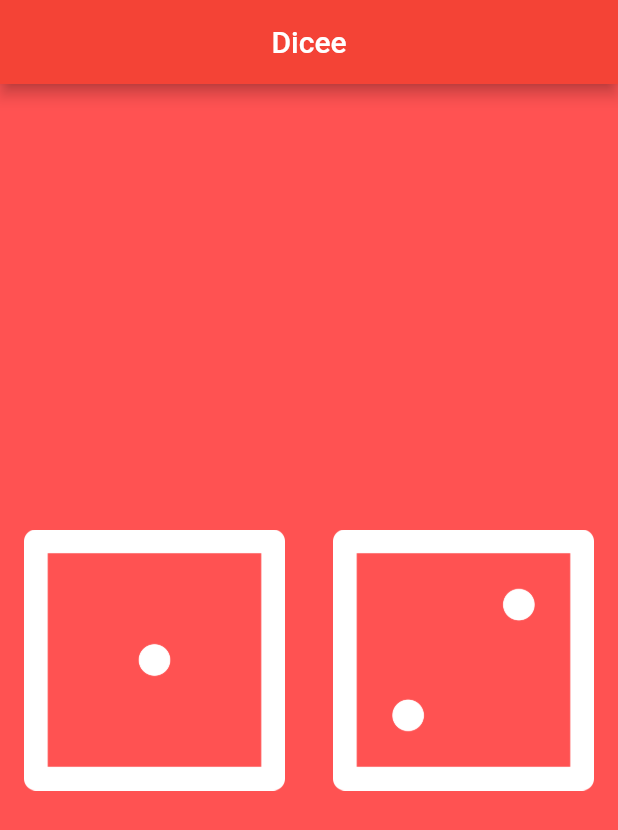
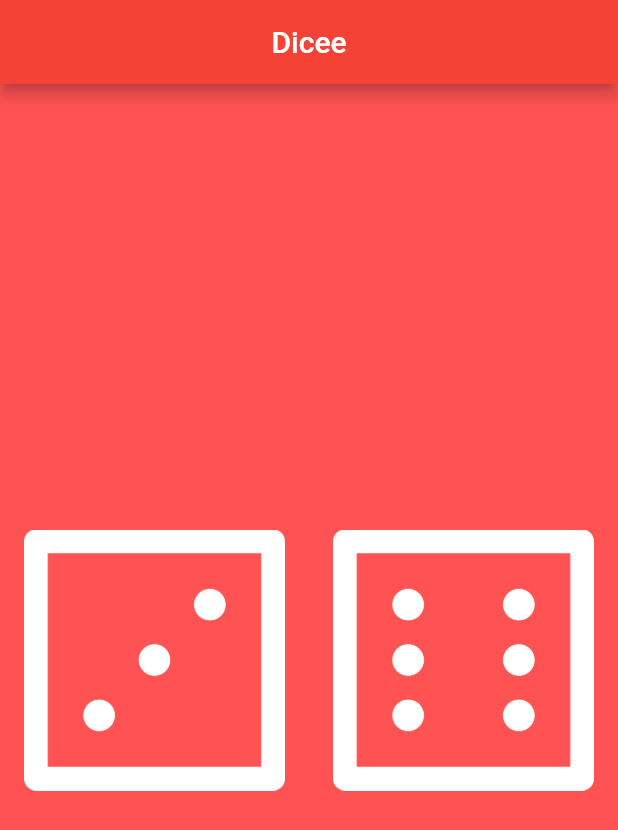
Before and after one commit to kartikderasari/Dicee-Application, a Flutter app: the screen it shows after launch, on a phone screen of 412 x 824 dp. Shown: the top 830 px of the screen. Run offline on Flutter 3.47's test engine with Material 2 defaults, Android fonts, the phone set to English and light mode, and no system bars.

Commit message:
dicee-app-completed

```diff
--- a/lib/main.dart
+++ b/lib/main.dart
@@ -1,4 +1,5 @@
 import 'package:flutter/material.dart';
+import 'dart:math';
 
 void main() {
   return runApp(
@@ -15,7 +16,20 @@ void main() {
   );
 }
 
-class DicePage extends StatelessWidget {
+class DicePage extends StatefulWidget {
+  @override
+  _DicePageState createState() => _DicePageState();
+}
+
+class _DicePageState extends State<DicePage> {
+  int leftDiceNumber = 3;
+  int rightDiceNumber = 6;
+
+  void randomNumber() {
+    leftDiceNumber = Random().nextInt(6) + 1;
+    rightDiceNumber = Random().nextInt(6) + 1;
+  }
+
   @override
   Widget build(BuildContext context) {
     return Center(
@@ -25,16 +39,22 @@ class DicePage extends StatelessWidget {
             child: FlatButton(
               onPressed: () {
                 print('Left button is pressed!');
+                setState(() {
+                  randomNumber();
+                });
               },
-              child: Image.asset('images/dice1.png'),
+              child: Image.asset('images/dice$leftDiceNumber.png'),
             ),
           ),
           Expanded(
             child: FlatButton(
               onPressed: () {
+                setState(() {
+                  randomNumber();
+                });
                 print('Right button is pressed');
               },
-              child: Image.asset('images/dice2.png'),
+              child: Image.asset('images/dice$rightDiceNumber.png'),
             ),
           ),
         ],
```
